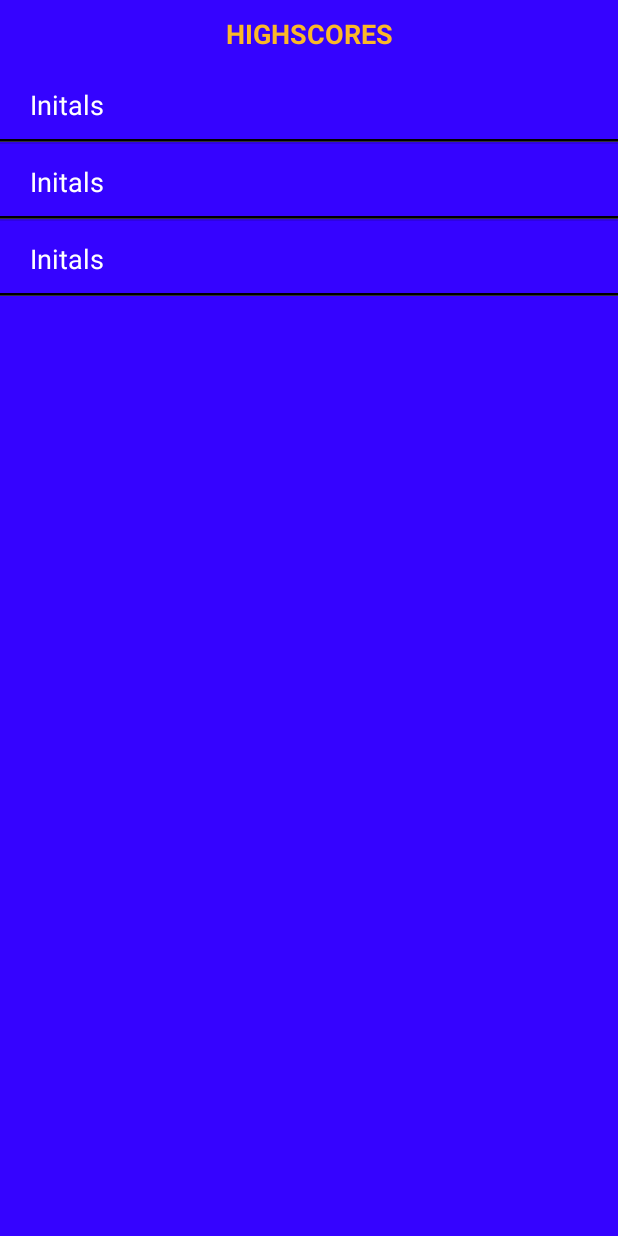
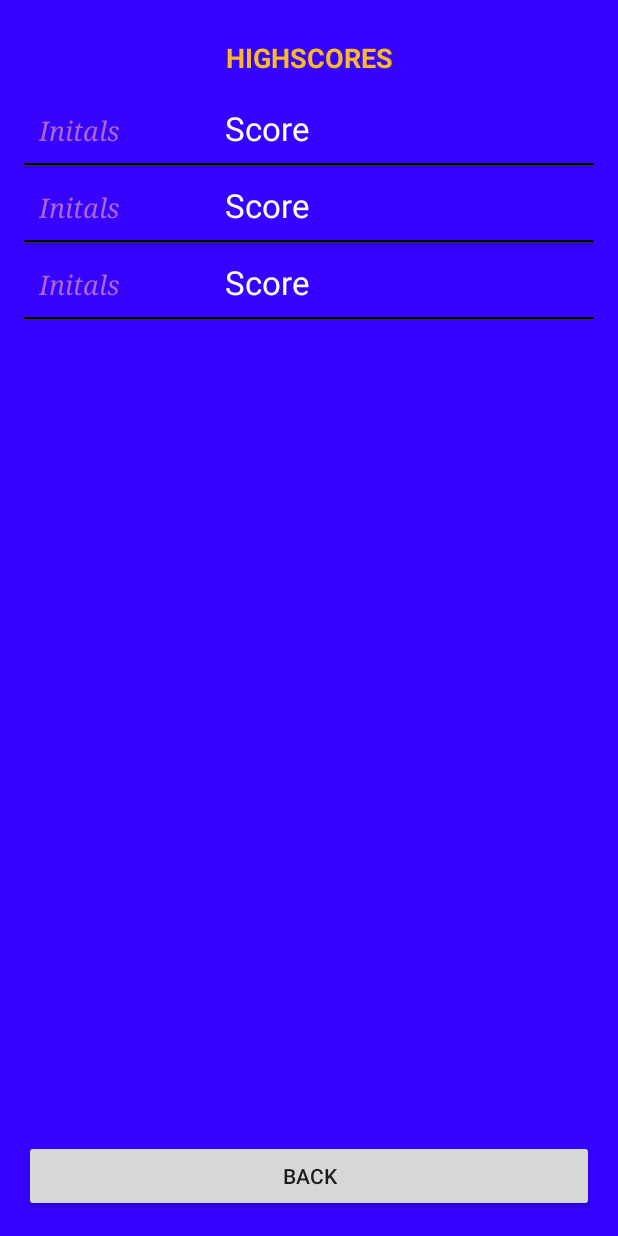
Before and after one commit to jversteg0921/Tic-Tac-Toe_Math, an Android app: the layout activity_highscores.xml on its own in the app's theme, with its tools: preview values and no code run, on a phone screen of 412 x 824 dp. Run offline under Robolectric (Android 15) with nearby library versions, the phone set to English and light mode, and no system bars.

```diff
--- a/app/src/main/java/com/verstegenventures/android/tictactoe/MainActivity.java
+++ b/app/src/main/java/com/verstegenventures/android/tictactoe/MainActivity.java
@@ -35,7 +35,7 @@ public class MainActivity extends AppCompatActivity {
     private View v;
     private int questionsRight = 0;
     private int score = 0;
-    private ScoresDbAdapter mScoresDbAdapter;
+    private scoresDbAdapter mScoresDbAdapter;
     private String initials;
 
 
@@ -59,7 +59,7 @@ public class MainActivity extends AppCompatActivity {
         resultText = (TextView) findViewById(R.id.answerText);
         questionText = (TextView) findViewById(R.id.problemText);
 
-        mScoresDbAdapter = new ScoresDbAdapter(this);
+        mScoresDbAdapter = new scoresDbAdapter(this);
         try{
             mScoresDbAdapter.open();
         }catch(SQLException e ){
--- a/app/src/main/res/layout/activity_highscores.xml
+++ b/app/src/main/res/layout/activity_highscores.xml
@@ -5,6 +5,7 @@
               android:layout_width="match_parent"
               android:background="#3503ff"
               tools:context=".HighscoresActivity"
+              android:padding="16dp"
               android:layout_height="match_parent">
     <TextView
         android:layout_width="fill_parent"
@@ -15,10 +16,21 @@
         android:textSize="18sp"
         android:textColor="#fbb829"
         android:textStyle="bold"/>
+    <LinearLayout
+        android:layout_width="fill_parent"
+        android:layout_height="0dp"
+        android:layout_weight="1"
+        android:orientation="horizontal">
     <ListView
         android:id="@+id/highScoresView"
         android:layout_width="fill_parent"
         android:layout_height="wrap_content"
         tools:listitem = "@layout/scores_row"/>
+    </LinearLayout>
+    <Button
+        android:layout_width="fill_parent"
+        android:layout_height="wrap_content"
+        android:text="Back"
+        android:id="@+id/backToMenu"/>
 
 </LinearLayout>
--- a/app/src/main/res/layout/scores_row.xml
+++ b/app/src/main/res/layout/scores_row.xml
@@ -9,11 +9,6 @@
         android:layout_width="match_parent"
         android:layout_height="48dp">
 
-        <view
-            android:layout_width="10dp"
-            android:layout_height="match_parent"
-            class= "android.view.View"
-            android:id="@+id/row_tab"/>
         <TextView
             android:layout_width="wrap_content"
             android:layout_height="50dp"
@@ -24,13 +19,29 @@
             android:textAppearance="?android:attr/textAppearanceLarge"
             android:text="Initals"
             android:id="@+id/initials_text"
+            android:fontFamily="serif"
+            android:textStyle="italic"
             android:textSize="18sp"
+            android:textColor="@android:color/holo_purple"/>
+
+        <Space
+            android:layout_width="50dp"
+            android:layout_height="match_parent"
+            />
+
+        <TextView
+            android:layout_width="wrap_content"
+            android:layout_height="50dp"
+            android:gravity="center_vertical"
+            android:padding="10dp"
+            android:ellipsize="end"
+            android:maxLines="1"
+            android:textAppearance="?android:attr/textAppearanceLarge"
+            android:text="Score"
+            android:id="@+id/scores_text"
+            android:textSize="22sp"
             android:textColor="@android:color/white"/>
 
-        <Space
-            android:layout_width="100dp"
-            android:layout_height="match_parent"
-            />
     </LinearLayout>
 
     <view
```
Also changed, not shown: app/src/main/java/com/verstegenventures/android/tictactoe/HighScoresCursorAdapter.java (+9 -14 lines), app/src/main/java/com/verstegenventures/android/tictactoe/HighscoresActivity.java (+24 -5 lines), app/src/main/java/com/verstegenventures/android/tictactoe/MenuActivity.java (+14 -19 lines), app/src/main/java/com/verstegenventures/android/tictactoe/scoresDbAdapter.java (+13 -6 lines).
